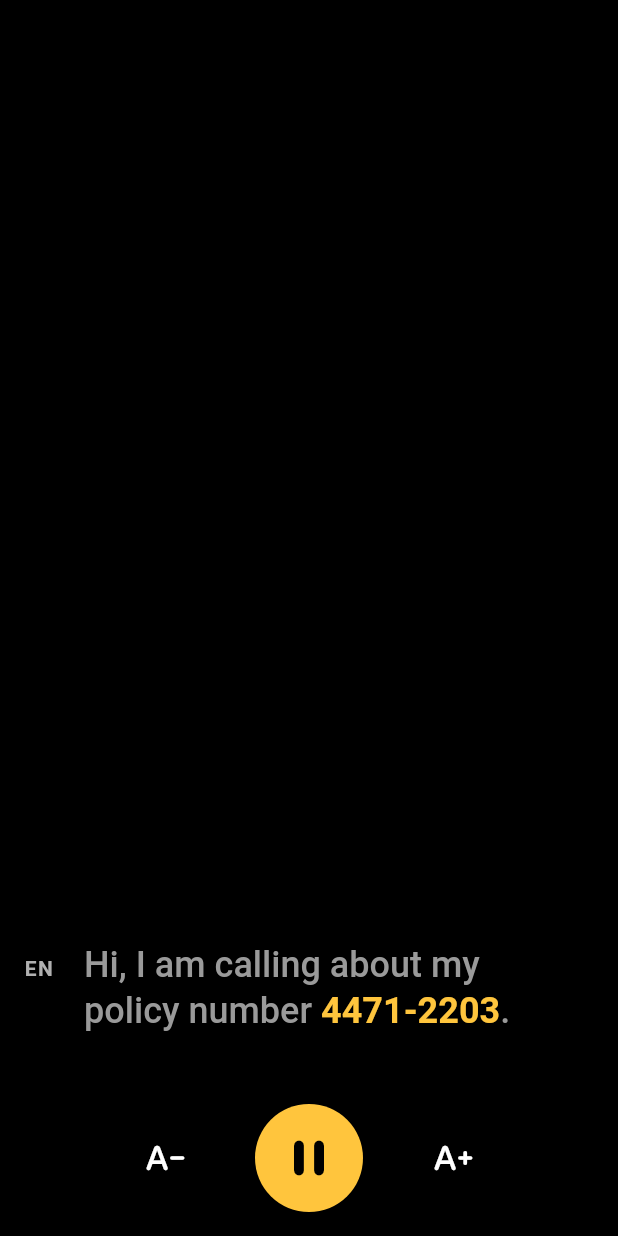
After one commit to Emiliianoo/live-captions, a Flutter app: the screen it shows after launch, item 2 of the bottom bar chosen, after a tap on the "text decrease" icon, on a phone screen of 412 x 824 dp. The commit adds this screen. Run offline on Flutter 3.47's test engine with Material 3 defaults, Android fonts, the phone set to English and light mode, and no system bars; our stand-ins replace wakelock_plus.

Commit message:
Add caption screen with fake data (Phase 1)
- captions.dart: in-memory caption lines; finals older than 3 minutes
  are removed
- fake_captions.dart: scripted EN/ES call that grows a partial word by
  word, then emits the final with its translation
- caption_screen.dart: black full screen list, original large,
  translation smaller, EN/ES tag, highlighted numbers, fading older
  lines, start/pause and font size buttons, screen kept on with
  wakelock_plus
- Replace the counter app and its test with a test for the 3-minute
  removal

```diff
--- /dev/null
+++ b/lib/caption_screen.dart
@@ -0,0 +1,328 @@
+import 'dart:async';
+
+import 'package:flutter/material.dart';
+import 'package:wakelock_plus/wakelock_plus.dart';
+
+import 'captions.dart';
+import 'fake_captions.dart';
+
+// ---- Design system: every color, size and duration the screen uses ----
+
+const backgroundColor = Color(0xFF000000);
+const originalColor = Color(0xFFFFFFFF);
+const translationColor = Color(0xFF9CC7E8); // Soft blue.
+const partialColor = Color(0xFF9A9A9A); // Gray: not confirmed yet.
+const mutedColor = Color(0xFFB0B0B0); // Language tag and hints.
+const disabledColor = Color(0xFF4D4D4D);
+const accentColor = Color(0xFFFFC53D); // Amber: numbers and the main button.
+
+const spaceSmall = 8.0;
+const spaceMedium = 16.0;
+const spaceLarge = 24.0;
+const spaceXLarge = 32.0;
+
+const defaultFontSize = 28.0;
+const minFontSize = 20.0;
+const maxFontSize = 48.0;
+const fontSizeStep = 4.0;
+const translationScale = 0.7; // Translation size compared to the original.
+const tagFontSize = 14.0;
+const tagWidth = 40.0; // Left column that holds the EN/ES tag.
+
+const mainButtonSize = 72.0;
+const sideButtonSize = 56.0;
+
+const quickAnimation = Duration(milliseconds: 200);
+const gentleAnimation = Duration(milliseconds: 400);
+
+/// Opacity of each line counting from the newest one. Lines past the fifth
+/// keep the last value, so old text is still readable when scrolling back.
+const lineOpacities = [1.0, 0.9, 0.8, 0.7, 0.6];
+
+/// Tabular figures give every digit the same width, so a number does not
+/// wobble sideways while the partial line grows.
+const tabularFigures = [FontFeature.tabularFigures()];
+
+const digitStyle = TextStyle(color: accentColor, fontWeight: FontWeight.w700);
+
+const tagStyle = TextStyle(
+  color: mutedColor,
+  fontSize: tagFontSize,
+  fontWeight: FontWeight.w600,
+  letterSpacing: 1,
+);
+
+/// How often we check for lines older than 3 minutes.
+const cleanupInterval = Duration(seconds: 10);
+
+// ---- Screen ----
+
+class CaptionScreen extends StatefulWidget {
+  const CaptionScreen({super.key});
+
+  @override
+  State<CaptionScreen> createState() => _CaptionScreenState();
+}
+
+class _CaptionScreenState extends State<CaptionScreen> {
+  double fontSize = defaultFontSize;
+  Timer? fakeTimer; // Null while paused.
+  late Timer cleanupTimer;
+
+  bool get isRunning => fakeTimer != null;
+
+  @override
+  void initState() {
+    super.initState();
+    WakelockPlus.enable(); // Keep the screen on while this screen is open.
+    // Old lines are removed even while paused, so text never lingers.
+    cleanupTimer = Timer.periodic(cleanupInterval, (_) => removeOldCaptions());
+  }
+
+  @override
+  void dispose() {
+    fakeTimer?.cancel();
+    cleanupTimer.cancel();
+    WakelockPlus.disable();
+    super.dispose();
+  }
+
+  void toggleRunning() {
+    setState(() {
+      if (isRunning) {
+        fakeTimer?.cancel();
+        fakeTimer = null;
+      } else {
+        fakeTimer = startFakeCaptions();
+      }
+    });
+  }
+
+  void changeFontSize(double change) {
+    final newSize = (fontSize + change).clamp(minFontSize, maxFontSize);
+    setState(() => fontSize = newSize.toDouble());
+  }
+
+  @override
+  Widget build(BuildContext context) {
+    return Scaffold(
+      backgroundColor: backgroundColor,
+      body: SafeArea(
+        child: Column(
+          children: [
+            Expanded(
+              // Rebuilds only the list every time the captions change.
+              child: ValueListenableBuilder<List<CaptionLine>>(
+                valueListenable: captions,
+                builder: (context, lines, _) {
+                  return buildCaptionList(lines, fontSize);
+                },
+              ),
+            ),
+            buildControls(
+              isRunning: isRunning,
+              onToggle: toggleRunning,
+              // A null callback disables the button at the size limits.
+              onSmaller: fontSize > minFontSize
+                  ? () => changeFontSize(-fontSizeStep)
+                  : null,
+              onLarger: fontSize < maxFontSize
+                  ? () => changeFontSize(fontSizeStep)
+                  : null,
+            ),
+          ],
+        ),
+      ),
+    );
+  }
+}
+
+// ---- Caption list ----
+
+Widget buildCaptionList(List<CaptionLine> lines, double fontSize) {
+  if (lines.isEmpty) return buildEmptyHint();
+
+  final newestFirst = lines.reversed.toList();
+  return ListView(
+    // Reversed: the newest line sits at the bottom and the user scrolls up
+    // to read older lines that are still in memory.
+    reverse: true,
+    padding: const EdgeInsets.fromLTRB(spaceMedium, spaceLarge, spaceLarge, 0),
+    children: [
+      for (var position = 0; position < newestFirst.length; position++)
+        buildCaptionLine(
+          newestFirst[position],
+          fontSize,
+          opacityForPosition(position),
+        ),
+    ],
+  );
+}
+
+double opacityForPosition(int positionFromNewest) {
+  if (positionFromNewest >= lineOpacities.length) return lineOpacities.last;
+  return lineOpacities[positionFromNewest];
+}
+
+Widget buildEmptyHint() {
+  return const Center(
+    child: Padding(
+      padding: EdgeInsets.all(spaceXLarge),
+      child: Text(
+        'Toca iniciar para ver los subtítulos',
+        textAlign: TextAlign.center,
+        style: TextStyle(color: mutedColor, fontSize: 20),
+      ),
+    ),
+  );
+}
+
+Widget buildCaptionLine(CaptionLine line, double fontSize, double opacity) {
+  final originalStyle = TextStyle(
+    color: line.isFinal ? originalColor : partialColor,
+    fontSize: fontSize,
+    fontWeight: FontWeight.w500,
+    height: 1.3,
+    fontFeatures: tabularFigures,
+  );
+  final translationStyle = TextStyle(
+    color: translationColor,
+    fontSize: fontSize * translationScale,
+    height: 1.3,
+    fontFeatures: tabularFigures,
+  );
+
+  // The key tells Flutter which row belongs to which sentence. Without it the
+  // animations below would not follow a line when a new one pushes it up.
+  return AnimatedOpacity(
+    key: ValueKey(line.time),
+    opacity: opacity,
+    duration: gentleAnimation,
+    child: Padding(
+      padding: const EdgeInsets.only(bottom: spaceXLarge),
+      child: Row(
+        // Baseline: the small tag sits on the same text line as the first
+        // row of the large text, instead of floating at the top.
+        crossAxisAlignment: CrossAxisAlignment.baseline,
+        textBaseline: TextBaseline.alphabetic,
+        children: [
+          SizedBox(
+            width: tagWidth,
+            child: Text(line.language.toUpperCase(), style: tagStyle),
+          ),
+          Expanded(
+            child: Column(
+              crossAxisAlignment: CrossAxisAlignment.start,
+              children: [
+                // Animates gray -> white when the partial becomes final, and
+                // the size when the user presses the font buttons.
+                AnimatedDefaultTextStyle(
+                  style: originalStyle,
+                  duration: quickAnimation,
+                  child: Text.rich(
+                    TextSpan(children: highlightDigits(line.text)),
+                  ),
+                ),
+                if (line.translation.isNotEmpty)
+                  Padding(
+                    padding: const EdgeInsets.only(top: spaceSmall),
+                    child: AnimatedDefaultTextStyle(
+                      style: translationStyle,
+                      duration: quickAnimation,
+                      child: Text.rich(
+                        TextSpan(children: highlightDigits(line.translation)),
+                      ),
+                    ),
+                  ),
+              ],
+            ),
+          ),
+        ],
+      ),
+    ),
+  );
+}
+
+/// A number with the separators inside it, so 4471-2203, 1,250.50, 03/15/1988
+/// and 10:30 are each highlighted as one piece.
+final numberPattern = RegExp(r'\d+([.,:/-]\d+)*');
+
+/// Splits [text] into plain pieces and highlighted number pieces.
+List<TextSpan> highlightDigits(String text) {
+  final spans = <TextSpan>[];
+  var plainStart = 0;
+  for (final match in numberPattern.allMatches(text)) {
+    spans.add(TextSpan(text: text.substring(plainStart, match.start)));
+    spans.add(TextSpan(text: match.group(0), style: digitStyle));
+    plainStart = match.end;
+  }
+  spans.add(TextSpan(text: text.substring(plainStart)));
+  return spans;
+}
+
+// ---- Buttons ----
+
+Widget buildControls({
+  required bool isRunning,
+  required VoidCallback onToggle,
+  required VoidCallback? onSmaller,
+  required VoidCallback? onLarger,
+}) {
+  return Padding(
+    padding: const EdgeInsets.symmetric(vertical: spaceMedium),
+    child: Row(
+      mainAxisAlignment: MainAxisAlignment.center,
+      children: [
+        buildFontButton(
+          icon: Icons.text_decrease_rounded,
+          tooltip: 'Letra más chica',
+          onPressed: onSmaller,
+        ),
+        const SizedBox(width: spaceXLarge),
+        IconButton(
+          onPressed: onToggle,
+          tooltip: isRunning ? 'Pausar' : 'Iniciar',
+          iconSize: 40,
+          style: IconButton.styleFrom(
+            backgroundColor: accentColor,
+            foregroundColor: backgroundColor,
+            fixedSize: const Size.square(mainButtonSize),
+          ),
+          // Cross-fades between the play and pause icons. The key changes
+          // with the state, which is what tells the switcher to animate.
+          icon: AnimatedSwitcher(
+            duration: quickAnimation,
+            child: Icon(
+              isRunning ? Icons.pause_rounded : Icons.play_arrow_rounded,
+              key: ValueKey(isRunning),
+            ),
+          ),
+        ),
+        const SizedBox(width: spaceXLarge),
+        buildFontButton(
+          icon: Icons.text_increase_rounded,
+          tooltip: 'Letra más grande',
+          onPressed: onLarger,
+        ),
+      ],
+    ),
+  );
+}
+
+Widget buildFontButton({
+  required IconData icon,
+  required String tooltip,
+  required VoidCallback? onPressed,
+}) {
+  return IconButton(
+    onPressed: onPressed,
+    tooltip: tooltip,
+    iconSize: 28,
+    style: IconButton.styleFrom(
+      foregroundColor: originalColor,
+      disabledForegroundColor: disabledColor,
+      fixedSize: const Size.square(sideButtonSize),
+    ),
+    icon: Icon(icon),
+  );
+}
--- /dev/null
+++ b/lib/captions.dart
@@ -0,0 +1,74 @@
+import 'package:flutter/foundation.dart';
+
+/// One caption line: the original text and, once it is final, its translation.
+class CaptionLine {
+  const CaptionLine({
+    required this.text,
+    required this.translation,
+    required this.language,
+    required this.time,
+    required this.isFinal,
+  });
+
+  final String text;
+  final String translation; // Empty while the line is still a partial.
+  final String language; // 'en' or 'es'.
+  final DateTime time; // When the sentence started.
+  final bool isFinal;
+}
+
+/// Final lines older than this are removed from memory.
+const maxLineAge = Duration(minutes: 3);
+
+/// Every line currently in memory, oldest first. Nothing is written to disk.
+/// The last line can be a partial (a sentence that is still being spoken).
+final captions = ValueNotifier<List<CaptionLine>>([]);
+
+/// Shows the sentence being spoken right now, replacing the previous partial.
+void showPartial(String text, String language) {
+  replaceLastLine(text, '', language, false);
+}
+
+/// Turns the current partial into a final line with its translation.
+void showFinal(String text, String translation, String language) {
+  replaceLastLine(text, translation, language, true);
+}
+
+void replaceLastLine(
+  String text,
+  String translation,
+  String language,
+  bool isFinal,
+) {
+  final lines = captions.value;
+  final hasPartial = lines.isNotEmpty && !lines.last.isFinal;
+
+  // Keep the time of the partial we are replacing. The screen uses the time
+  // to recognize the line, so the same sentence stays the same row while it
+  // grows and when it becomes final.
+  final time = hasPartial ? lines.last.time : DateTime.now();
+
+  final finalLines = lines.where((line) => line.isFinal);
+  final newLine = CaptionLine(
+    text: text,
+    translation: translation,
+    language: language,
+    time: time,
+    isFinal: isFinal,
+  );
+  captions.value = [...finalLines, newLine];
+}
+
+/// Returns the lines without the final ones older than [maxLineAge].
+/// [now] is a parameter so a test can pretend that time has passed.
+List<CaptionLine> removeOldLines(List<CaptionLine> lines, DateTime now) {
+  return lines.where((line) {
+    if (!line.isFinal) return true; // The partial is still being spoken.
+    return now.difference(line.time) <= maxLineAge;
+  }).toList();
+}
+
+/// Removes the old lines from the list the screen is showing.
+void removeOldCaptions() {
+  captions.value = removeOldLines(captions.value, DateTime.now());
+}
--- /dev/null
+++ b/lib/fake_captions.dart
@@ -0,0 +1,81 @@
+import 'dart:async';
+
+import 'captions.dart';
+
+// Fake data for Phase 1. Delete this file when the real microphone arrives.
+
+/// Scripted call: each sentence has its language, text and translation.
+const fakeSentences = [
+  (
+    language: 'en',
+    text: 'Hi, I am calling about my policy number 4471-2203.',
+    translation: 'Hola, llamo por mi póliza número 4471-2203.',
+  ),
+  (
+    language: 'es',
+    text: 'Claro, ¿me confirma su fecha de nacimiento?',
+    translation: 'Sure, can you confirm your date of birth?',
+  ),
+  (language: 'en', text: 'It is 03/15/1988.', translation: 'Es el 15/03/1988.'),
+  (
+    language: 'es',
+    text: 'Gracias. Su pago mensual es de 1,250.50 pesos.',
+    translation: 'Thank you. Your monthly payment is 1,250.50 pesos.',
+  ),
+  (
+    language: 'en',
+    text: 'I thought it was 980 until December.',
+    translation: 'Pensé que era de 980 hasta diciembre.',
+  ),
+  (
+    language: 'es',
+    text: 'Subió el 1 de octubre. Su próximo cargo es el día 28.',
+    translation: 'It went up on October 1. Your next charge is on the 28th.',
+  ),
+  (
+    language: 'en',
+    text: 'Okay, can you send the receipt to my phone? It ends in 0147.',
+    translation: '¿Puede enviar el recibo a mi teléfono? Termina en 0147.',
+  ),
+  (
+    language: 'es',
+    text: 'Listo, lo recibirá en unos 5 minutos.',
+    translation: 'Done, you will receive it in about 5 minutes.',
+  ),
+];
+
+/// How often the fake speaker says one more word.
+const fakeWordInterval = Duration(milliseconds: 250);
+
+/// Timer ticks of silence between two sentences.
+const fakeSilenceTicks = 3;
+
+int fakeSentenceIndex = 0;
+
+/// Words of the current sentence shown so far. It starts each sentence below
+/// zero so the first few ticks are silence.
+int fakeWordCount = 0;
+
+/// Starts the fake speaker. Cancel the returned timer to pause it.
+Timer startFakeCaptions() {
+  return Timer.periodic(fakeWordInterval, (_) => showNextFakeWord());
+}
+
+/// One tick: show one more word, or finish the sentence once all are shown.
+void showNextFakeWord() {
+  final sentence = fakeSentences[fakeSentenceIndex];
+  final words = sentence.text.split(' ');
+
+  fakeWordCount++;
+  if (fakeWordCount <= 0) return; // Still in the silence between sentences.
+
+  if (fakeWordCount <= words.length) {
+    final spokenSoFar = words.take(fakeWordCount).join(' ');
+    showPartial(spokenSoFar, sentence.language);
+    return;
+  }
+
+  showFinal(sentence.text, sentence.translation, sentence.language);
+  fakeSentenceIndex = (fakeSentenceIndex + 1) % fakeSentences.length;
+  fakeWordCount = -fakeSilenceTicks;
+}
--- a/lib/main.dart
+++ b/lib/main.dart
@@ -1,122 +1,27 @@
 import 'package:flutter/material.dart';
+import 'package:flutter/services.dart';
+
+import 'caption_screen.dart';
 
 void main() {
-  runApp(const MyApp());
+  // Needed before talking to the system (the line below) ahead of runApp.
+  WidgetsFlutterBinding.ensureInitialized();
+  // Full screen: hide the status and navigation bars. A swipe from the edge
+  // shows them for a moment.
+  SystemChrome.setEnabledSystemUIMode(SystemUiMode.immersiveSticky);
+  runApp(const LiveCaptionsApp());
 }
 
-class MyApp extends StatelessWidget {
-  const MyApp({super.key});
+class LiveCaptionsApp extends StatelessWidget {
+  const LiveCaptionsApp({super.key});
 
-  // This widget is the root of your application.
   @override
   Widget build(BuildContext context) {
     return MaterialApp(
-      title: 'Flutter Demo',
-      theme: ThemeData(
-        // This is the theme of your application.
-        //
-        // TRY THIS: Try running your application with "flutter run". You'll see
-        // the application has a purple toolbar. Then, without quitting the app,
-        // try changing the seedColor in the colorScheme below to Colors.green
-        // and then invoke "hot reload" (save your changes or press the "hot
-        // reload" button in a Flutter-supported IDE, or press "r" if you used
-        // the command line to start the app).
-        //
-        // Notice that the counter didn't reset back to zero; the application
-        // state is not lost during the reload. To reset the state, use hot
-        // restart instead.
-        //
-        // This works for code too, not just values: Most code changes can be
-        // tested with just a hot reload.
-        colorScheme: .fromSeed(seedColor: Colors.deepPurple),
-      ),
-      home: const MyHomePage(title: 'Flutter Demo Home Page'),
+      title: 'Subtítulos en vivo',
+      debugShowCheckedModeBanner: false,
+      theme: ThemeData.dark(),
+      home: const CaptionScreen(),
     );
   }
 }
-
-class MyHomePage extends StatefulWidget {
-  const MyHomePage({super.key, required this.title});
-
-  // This widget is the home page of your application. It is stateful, meaning
-  // that it has a State object (defined below) that contains fields that affect
-  // how it looks.
-
-  // This class is the configuration for the state. It holds the values (in this
-  // case the title) provided by the parent (in this case the App widget) and
-  // used by the build method of the State. Fields in a Widget subclass are
-  // always marked "final".
-
-  final String title;
-
-  @override
-  State<MyHomePage> createState() => _MyHomePageState();
-}
-
-class _MyHomePageState extends State<MyHomePage> {
-  int _counter = 0;
-
-  void _incrementCounter() {
-    setState(() {
-      // This call to setState tells the Flutter framework that something has
-      // changed in this State, which causes it to rerun the build method below
-      // so that the display can reflect the updated values. If we changed
-      // _counter without calling setState(), then the build method would not be
-      // called again, and so nothing would appear to happen.
-      _counter++;
-    });
-  }
-
-  @override
-  Widget build(BuildContext context) {
-    // This method is rerun every time setState is called, for instance as done
-    // by the _incrementCounter method above.
-    //
-    // The Flutter framework has been optimized to make rerunning build methods
-    // fast, so that you can just rebuild anything that needs updating rather
-    // than having to individually change instances of widgets.
-    return Scaffold(
-      appBar: AppBar(
-        // TRY THIS: Try changing the color here to a specific color (to
-        // Colors.amber, perhaps?) and trigger a hot reload to see the AppBar
-        // change color while the other colors stay the same.
-        backgroundColor: Theme.of(context).colorScheme.inversePrimary,
-        // Here we take the value from the MyHomePage object that was created by
-        // the App.build method, and use it to set our appbar title.
-        title: Text(widget.title),
-      ),
-      body: Center(
-        // Center is a layout widget. It takes a single child and positions it
-        // in the middle of the parent.
-        child: Column(
-          // Column is also a layout widget. It takes a list of children and
-          // arranges them vertically. By default, it sizes itself to fit its
-          // children horizontally, and tries to be as tall as its parent.
-          //
-          // Column has various properties to control how it sizes itself and
-          // how it positions its children. Here we use mainAxisAlignment to
-          // center the children vertically; the main axis here is the vertical
-          // axis because Columns are vertical (the cross axis would be
-          // horizontal).
-          //
-          // TRY THIS: Invoke "debug painting" (choose the "Toggle Debug Paint"
-          // action in the IDE, or press "p" in the console), to see the
-          // wireframe for each widget.
-          mainAxisAlignment: .center,
-          children: [
-            const Text('You have pushed the button this many times:'),
-            Text(
-              '$_counter',
-              style: Theme.of(context).textTheme.headlineMedium,
-            ),
-          ],
-        ),
-      ),
-      floatingActionButton: FloatingActionButton(
-        onPressed: _incrementCounter,
-        tooltip: 'Increment',
-        child: const Icon(Icons.add),
-      ),
-    );
-  }
-}
--- a/pubspec.yaml
+++ b/pubspec.yaml
@@ -34,6 +34,7 @@ dependencies:
   # The following adds the Cupertino Icons font to your application.
   # Use with the CupertinoIcons class for iOS style icons.
   cupertino_icons: ^1.0.8
+  wakelock_plus: ^1.8.2
 
 dev_dependencies:
   flutter_test:
```
Also changed, not shown: pubspec.lock, 2 other files.
